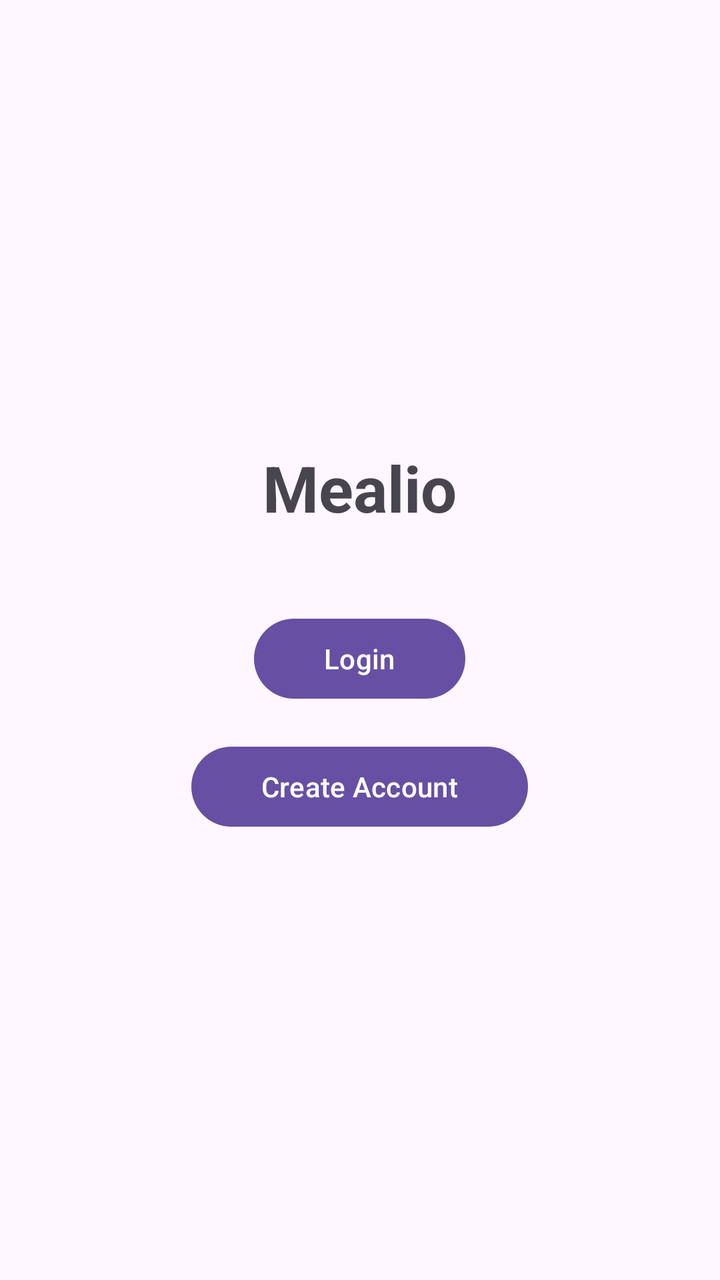
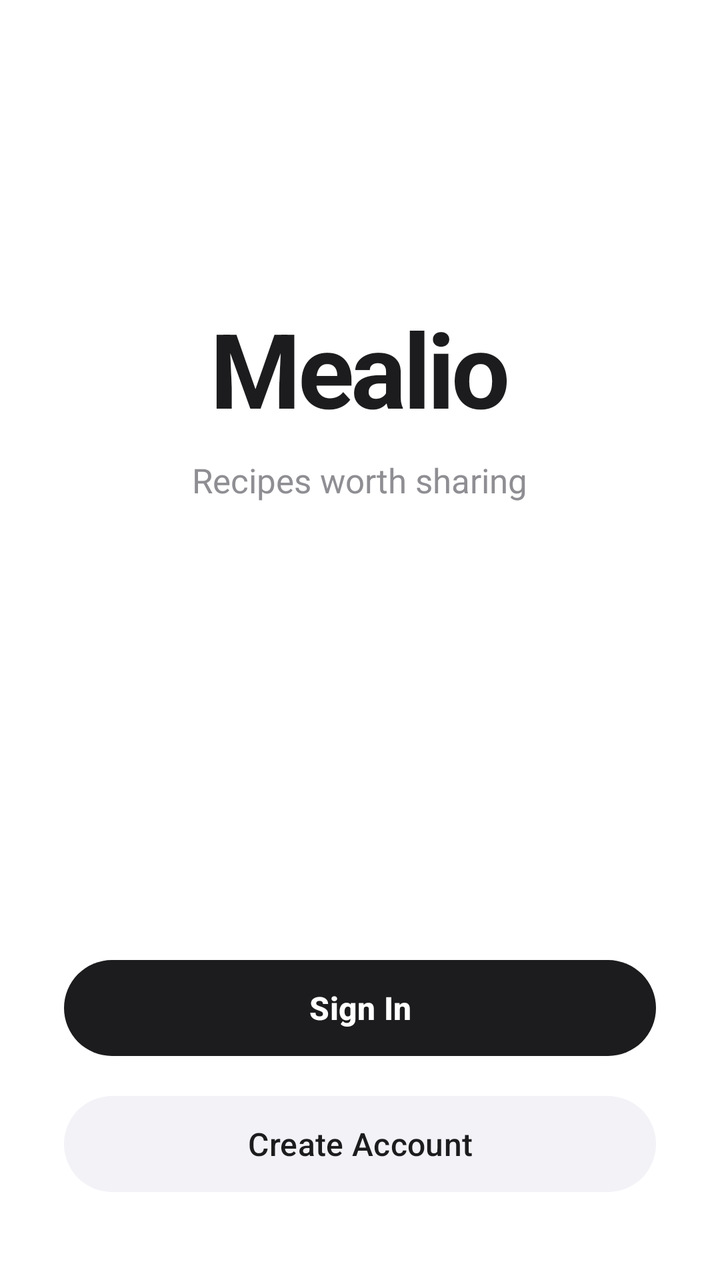

Screens rendered from an Android XML layout before and after an edit, with the pre-edit source and the edit as a unified diff.
<!-- AndroidManifest.xml: application theme Theme.Mealio -->
<!-- res/layout/activity_welcome.xml -->
<LinearLayout xmlns:android="http://schemas.android.com/apk/res/android"
    android:layout_width="match_parent"
    android:layout_height="match_parent"
    android:orientation="vertical"
    android:gravity="center"
    android:padding="24dp">

    <TextView
        android:layout_width="wrap_content"
        android:layout_height="wrap_content"
        android:text="Mealio"
        android:textSize="32sp"
        android:textStyle="bold" />

    <Button
        android:id="@+id/login"
        android:layout_width="wrap_content"
        android:layout_height="wrap_content"
        android:paddingLeft="35dp"
        android:paddingRight="35dp"
        android:layout_marginTop="40dp"
        android:text="Login" />

    <Button
        android:id="@+id/create"
        android:layout_width="wrap_content"
        android:layout_height="wrap_content"
        android:paddingLeft="35dp"
        android:paddingRight="35dp"
        android:layout_marginTop="16dp"
        android:text="Create Account" />
</LinearLayout>
<!-- resources referenced by this layout -->
<resources>
  <style name="Theme.Mealio" parent="Base.Theme.Mealio" />
  <style name="Base.Theme.Mealio" parent="Theme.Material3.DayNight.NoActionBar">
          
          
      </style>
</resources>

<!-- the commit's change to res/layout/activity_welcome.xml (unified diff, before → after) -->
@@ -1,32 +1,69 @@
+<?xml version="1.0" encoding="utf-8"?>
 <LinearLayout xmlns:android="http://schemas.android.com/apk/res/android"
+    xmlns:app="http://schemas.android.com/apk/res-auto"
     android:layout_width="match_parent"
     android:layout_height="match_parent"
     android:orientation="vertical"
-    android:gravity="center"
-    android:padding="24dp">
+    android:background="#FFFFFF"
+    android:paddingStart="32dp"
+    android:paddingEnd="32dp">
+
+    <View
+        android:layout_width="match_parent"
+        android:layout_height="0dp"
+        android:layout_weight="2" />
 
     <TextView
         android:layout_width="wrap_content"
         android:layout_height="wrap_content"
+        android:layout_gravity="center_horizontal"
         android:text="Mealio"
-        android:textSize="32sp"
-        android:textStyle="bold" />
+        android:textSize="52sp"
+        android:textStyle="bold"
+        android:textColor="#1C1C1E"
+        android:letterSpacing="-0.03" />
 
-    <Button
-        android:id="@+id/login"
+    <TextView
         android:layout_width="wrap_content"
         android:layout_height="wrap_content"
-        android:paddingLeft="35dp"
-        android:paddingRight="35dp"
-        android:layout_marginTop="40dp"
-        android:text="Login" />
+        android:layout_gravity="center_horizontal"
+        android:layout_marginTop="10dp"
+        android:text="Recipes worth sharing"
+        android:textSize="17sp"
+        android:textColor="#8E8E93" />
 
-    <Button
+    <View
+        android:layout_width="match_parent"
+        android:layout_height="0dp"
+        android:layout_weight="3" />
+
+    <com.google.android.material.button.MaterialButton
+        android:id="@+id/login"
+        android:layout_width="match_parent"
+        android:layout_height="56dp"
+        android:text="Sign In"
+        android:textSize="16sp"
+        android:textStyle="bold"
+        android:textColor="#FFFFFF"
+        app:backgroundTint="#1C1C1E"
+        app:cornerRadius="28dp"
+        app:elevation="0dp" />
+
+    <com.google.android.material.button.MaterialButton
         android:id="@+id/create"
-        android:layout_width="wrap_content"
-        android:layout_height="wrap_content"
-        android:paddingLeft="35dp"
-        android:paddingRight="35dp"
-        android:layout_marginTop="16dp"
-        android:text="Create Account" />
+        android:layout_width="match_parent"
+        android:layout_height="56dp"
+        android:layout_marginTop="12dp"
+        android:text="Create Account"
+        android:textSize="16sp"
+        android:textColor="#1C1C1E"
+        app:backgroundTint="#F2F2F7"
+        app:strokeWidth="0dp"
+        app:cornerRadius="28dp"
+        app:elevation="0dp" />
+
+    <View
+        android:layout_width="match_parent"
+        android:layout_height="40dp" />
+
 </LinearLayout>
